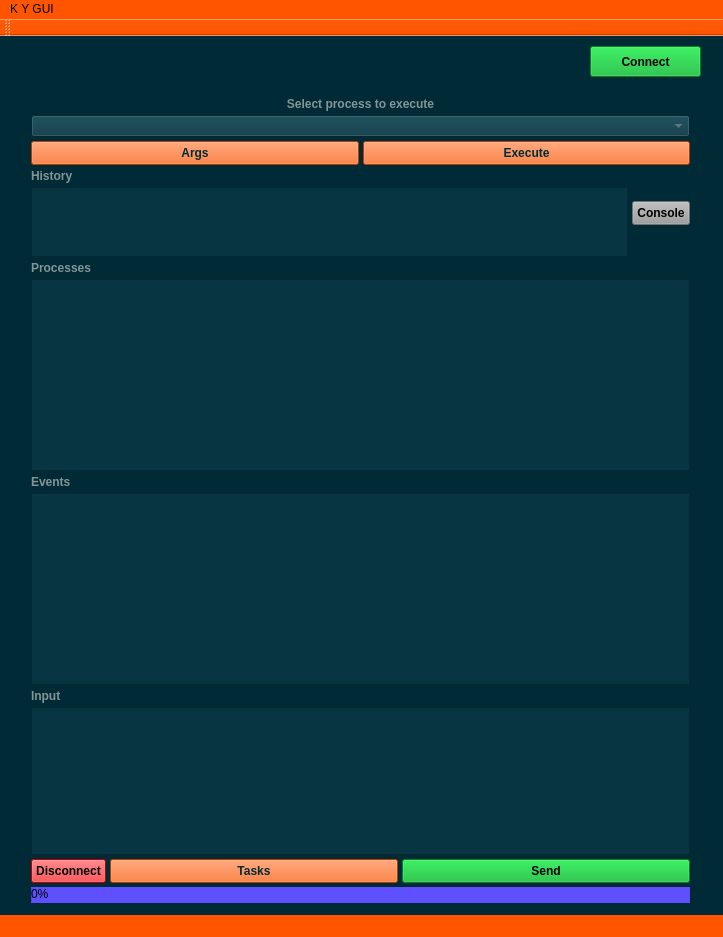
The window that mainwindow.ui (StronglogicSolutions/ky_gui) describes before a commit, drawn with Qt 5.
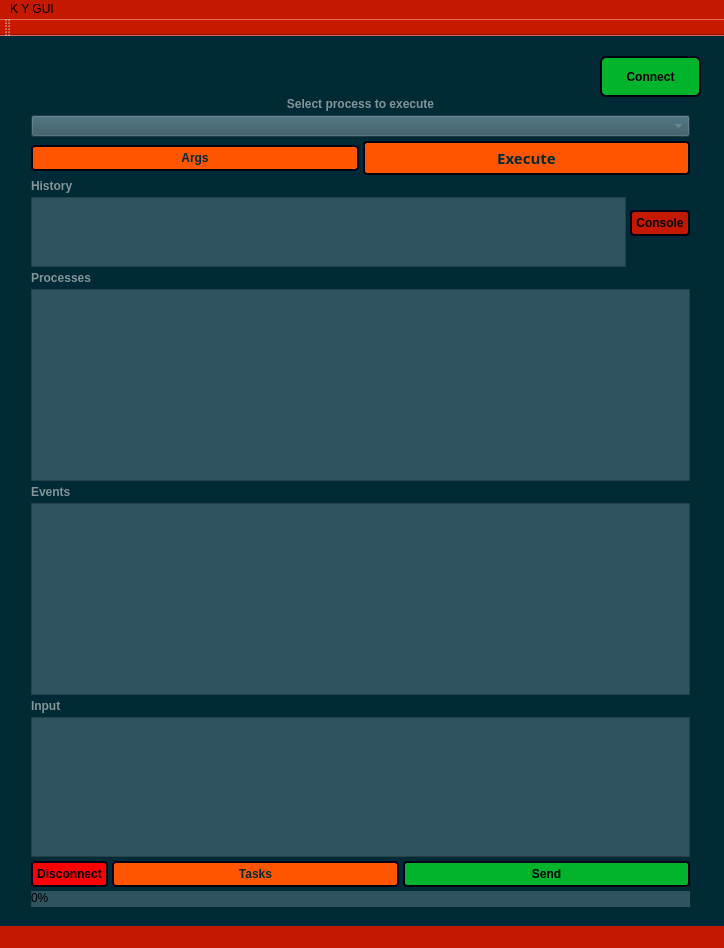
The same window after the commit. Icons and pictures are not drawn. Custom widgets are drawn as their Qt base class.

```diff
--- a/mainwindow.ui
+++ b/mainwindow.ui
@@ -6,8 +6,8 @@
    <rect>
     <x>0</x>
     <y>0</y>
-    <width>723</width>
-    <height>937</height>
+    <width>724</width>
+    <height>948</height>
    </rect>
   </property>
   <property name="windowTitle">
@@ -20,7 +20,7 @@
   <property name="styleSheet">
    <string notr="true">font: 87 10pt &quot;Noto Sans&quot;;
 background-color: rgb(255, 85, 0);
-</string>
+background-color: rgb(196, 25, 0);</string>
   </property>
   <widget class="QWidget" name="centralWidget">
    <property name="styleSheet">
@@ -52,7 +52,7 @@
       <x>20</x>
       <y>50</y>
       <width>681</width>
-      <height>828</height>
+      <height>832</height>
      </rect>
     </property>
     <layout class="QVBoxLayout" name="verticalLayout" stretch="1,0,0,0,0,0,0">
@@ -100,7 +100,7 @@
           <widget class="QComboBox" name="appList">
            <property name="styleSheet">
             <string notr="true">font: 87 11pt &quot;Noto Sans&quot;;
-background-color: rgb(7, 54, 66);
+background-color: #2f535f;
 color: rgb(131, 148, 150);
 font-weight: 700;
 </string>
@@ -120,11 +120,20 @@
                <verstretch>0</verstretch>
               </sizepolicy>
              </property>
+             <property name="autoFillBackground">
+              <bool>false</bool>
+             </property>
              <property name="styleSheet">
               <string notr="true">background-color: rgb(255, 85, 0);
 font: 87 11pt &quot;Noto Sans&quot;;
 color: rgb(0, 43, 54);
 font-weight: 700;
+padding: 4px;
+border-style: outset;
+border-width: 2px;
+border-radius: 4px;
+border-color: #00000f;
+min-width: 4em;
 padding: 4px;</string>
              </property>
              <property name="text">
@@ -134,6 +143,9 @@
               <iconset resource="kres.qrc">
                <normaloff>:/icons/icons/arguments.png</normaloff>:/icons/icons/arguments.png</iconset>
              </property>
+             <property name="flat">
+              <bool>false</bool>
+             </property>
             </widget>
            </item>
            <item>
@@ -144,11 +156,30 @@
                <verstretch>0</verstretch>
               </sizepolicy>
              </property>
+             <property name="font">
+              <font>
+               <family>Noto Sans</family>
+               <pointsize>11</pointsize>
+               <weight>87</weight>
+               <italic>false</italic>
+               <bold>true</bold>
+               <kerning>true</kerning>
+              </font>
+             </property>
+             <property name="autoFillBackground">
+              <bool>false</bool>
+             </property>
              <property name="styleSheet">
               <string notr="true">background-color: rgb(255, 85, 0);
 font: 87 11pt &quot;Noto Sans&quot;;
 color: rgb(0, 43, 54);
 font-weight: 700;
+padding: 4px;
+border-style: outset;
+border-width: 2px;
+border-radius: 4px;
+border-color: #00000f;
+min-width: 4em;
 padding: 4px;</string>
              </property>
              <property name="text">
@@ -158,6 +189,18 @@
               <iconset resource="kres.qrc">
                <normaloff>:/icons/icons/execute.png</normaloff>:/icons/icons/execute.png</iconset>
              </property>
+             <property name="checkable">
+              <bool>false</bool>
+             </property>
+             <property name="checked">
+              <bool>false</bool>
+             </property>
+             <property name="default">
+              <bool>false</bool>
+             </property>
+             <property name="flat">
+              <bool>false</bool>
+             </property>
             </widget>
            </item>
           </layout>
@@ -203,7 +246,7 @@
                </property>
                <property name="styleSheet">
                 <string notr="true">font: 87 11pt &quot;Noto Sans&quot;;
-background-color: rgb(7, 54, 66);
+background-color: #2f535f;
 color: rgb(131, 148, 150);
 font-weight: 700;
 </string>
@@ -229,11 +272,20 @@
                <verstretch>0</verstretch>
               </sizepolicy>
              </property>
+             <property name="autoFillBackground">
+              <bool>false</bool>
+             </property>
              <property name="styleSheet">
-              <string notr="true">background-color: rgb(157, 157, 157);
+              <string notr="true">background-color: #c41900;
 font: 87 11pt &quot;Noto Sans&quot;;
 color: rgb(0, 0, 0);
 font-weight: 700;
+padding: 4px;
+border-style: outset;
+border-width: 2px;
+border-radius: 4px;
+border-color: #00000f;
+min-width: 4em;
 padding: 4px;</string>
              </property>
              <property name="text">
@@ -243,6 +295,9 @@
               <iconset resource="kres.qrc">
                <normaloff>:/icons/log.png</normaloff>:/icons/log.png</iconset>
              </property>
+             <property name="flat">
+              <bool>false</bool>
+             </property>
             </widget>
            </item>
           </layout>
@@ -272,7 +327,7 @@
            </property>
            <property name="styleSheet">
             <string notr="true">font: 87 11pt &quot;Noto Sans&quot;;
-background-color: rgb(7, 54, 66);
+background-color: #2f535f;
 color: rgb(131, 148, 150);
 font-weight: 700;
 </string>
@@ -311,7 +366,7 @@
        </property>
        <property name="styleSheet">
         <string notr="true">font: 87 11pt &quot;Noto Sans&quot;;
-background-color: rgb(7, 54, 66);
+background-color: #2f535f;
 color: rgb(131, 148, 150);
 font-weight: 700;
 </string>
@@ -364,7 +419,7 @@
          </property>
          <property name="styleSheet">
           <string notr="true">font: 87 11pt &quot;Noto Sans&quot;;
-background-color: rgb(7, 54, 66);
+background-color: #2f535f;
 color: rgb(131, 148, 150);
 font-weight: 700;
 </string>
@@ -398,12 +453,20 @@
            <verstretch>0</verstretch>
           </sizepolicy>
          </property>
+         <property name="autoFillBackground">
+          <bool>false</bool>
+         </property>
          <property name="styleSheet">
           <string notr="true">font: 87 11pt &quot;Noto Sans&quot;;
 color: rgb(0, 0, 0);
-background-color: rgb(255, 65, 68);
 background-color: rgb(255, 0, 4);
 font-weight: 700;
+padding: 4px;
+border-style: outset;
+border-width: 2px;
+border-radius: 4px;
+border-color: #00000f;
+min-width: 4em;
 padding: 4px;</string>
          </property>
          <property name="text">
@@ -413,6 +476,9 @@
           <iconset resource="kres.qrc">
            <normaloff>:/icons/disconnect.png</normaloff>:/icons/disconnect.png</iconset>
          </property>
+         <property name="flat">
+          <bool>false</bool>
+         </property>
         </widget>
        </item>
        <item>
@@ -423,11 +489,20 @@
            <verstretch>0</verstretch>
           </sizepolicy>
          </property>
+         <property name="autoFillBackground">
+          <bool>false</bool>
+         </property>
          <property name="styleSheet">
           <string notr="true">background-color: rgb(255, 85, 0);
 font: 87 11pt &quot;Noto Sans&quot;;
 color: rgb(0, 43, 54);
 font-weight: 700;
+padding: 4px;
+border-style: outset;
+border-width: 2px;
+border-radius: 4px;
+border-color: #00000f;
+min-width: 4em;
 padding: 4px;</string>
          </property>
          <property name="text">
@@ -437,6 +512,9 @@
           <iconset resource="kres.qrc">
            <normaloff>:/icons/icons/task.png</normaloff>:/icons/icons/task.png</iconset>
          </property>
+         <property name="flat">
+          <bool>false</bool>
+         </property>
         </widget>
        </item>
        <item>
@@ -447,12 +525,21 @@
            <verstretch>0</verstretch>
           </sizepolicy>
          </property>
+         <property name="autoFillBackground">
+          <bool>false</bool>
+         </property>
          <property name="styleSheet">
           <string notr="true">background-color: rgb(130, 255, 121);
 background-color: rgb(2, 180, 43);
 font: 87 11pt &quot;Noto Sans&quot;;
 color: rgb(0, 0, 0);
 font-weight: 700;
+padding: 4px;
+border-style: outset;
+border-width: 2px;
+border-radius: 4px;
+border-color: #00000f;
+min-width: 4em;
 padding: 4px;</string>
          </property>
          <property name="text">
@@ -494,7 +581,7 @@
         </sizepolicy>
        </property>
        <property name="styleSheet">
-        <string notr="true">background-color: rgb(94, 79, 255);
+        <string notr="true">background-color: #2f535f;
 font: 87 11pt &quot;Noto Sans&quot;;
 color: rgb(0, 0, 0);</string>
        </property>
@@ -508,9 +595,9 @@
    <widget class="ConnectionIndicator" name="led">
     <property name="geometry">
      <rect>
-      <x>30</x>
-      <y>20</y>
-      <width>41</width>
+      <x>540</x>
+      <y>30</y>
+      <width>40</width>
       <height>20</height>
      </rect>
     </property>
@@ -521,17 +608,27 @@
    <widget class="QPushButton" name="connect">
     <property name="geometry">
      <rect>
-      <x>590</x>
-      <y>10</y>
-      <width>111</width>
-      <height>31</height>
+      <x>600</x>
+      <y>20</y>
+      <width>101</width>
+      <height>41</height>
      </rect>
     </property>
+    <property name="autoFillBackground">
+     <bool>false</bool>
+    </property>
     <property name="styleSheet">
      <string notr="true">font: 87 11pt &quot;Noto Sans&quot;;
 color: rgb(0, 0, 0);
 background-color: rgb(2, 180, 43);
 font-weight: 700;
+padding: 4px;
+border-style: outset;
+border-width: 2px;
+border-radius: 6px;
+border-color: #00000f;
+min-width: 1em;
+min-height: 1em;
 padding: 4px;</string>
     </property>
     <property name="text">
@@ -541,6 +638,9 @@
      <iconset resource="kres.qrc">
       <normaloff>:/icons/icons/start.png</normaloff>:/icons/icons/start.png</iconset>
     </property>
+    <property name="flat">
+     <bool>false</bool>
+    </property>
    </widget>
   </widget>
   <widget class="QMenuBar" name="menuBar">
@@ -548,7 +648,7 @@
     <rect>
      <x>0</x>
      <y>0</y>
-     <width>723</width>
+     <width>724</width>
      <height>23</height>
     </rect>
    </property>
```
